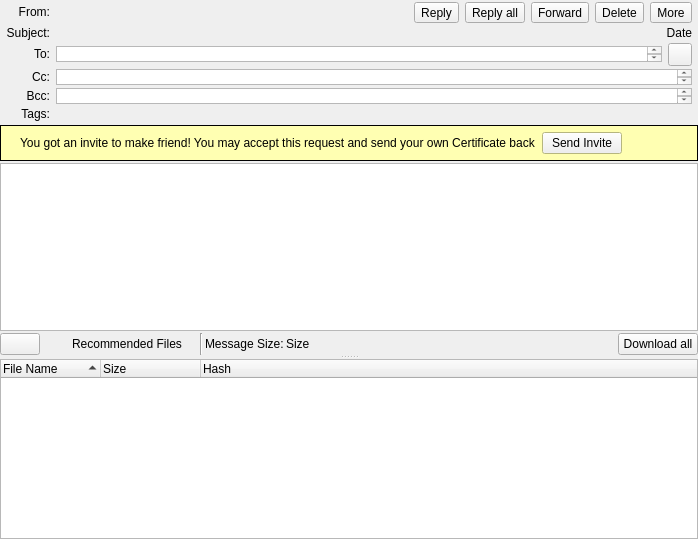
Above: retroshare-gui/src/gui/msgs/MessageWidget.ui from RetroShare/RetroShare before the change. Below: the same form after it.
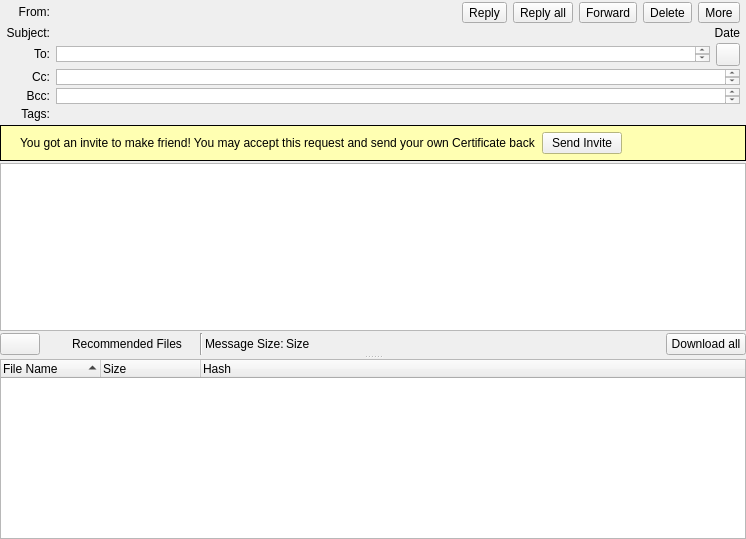
That is the form after the change. Icons and pictures are not drawn. Custom widgets are drawn as their Qt base class.

Commit message: removed default fontsize from ui files, it gets issues on macos that the fonts are tiny

Patch:
```diff
--- a/retroshare-gui/src/gui/msgs/MessageWidget.ui
+++ b/retroshare-gui/src/gui/msgs/MessageWidget.ui
@@ -6,7 +6,7 @@
    <rect>
     <x>0</x>
     <y>0</y>
-    <width>698</width>
+    <width>746</width>
     <height>539</height>
    </rect>
   </property>
@@ -319,13 +319,6 @@
               <verstretch>0</verstretch>
              </sizepolicy>
             </property>
-            <property name="font">
-             <font>
-              <pointsize>9</pointsize>
-              <weight>75</weight>
-              <bold>true</bold>
-             </font>
-            </property>
             <property name="wordWrap">
              <bool>true</bool>
             </property>
@@ -373,11 +366,6 @@
               <height>16777215</height>
              </size>
             </property>
-            <property name="font">
-             <font>
-              <pointsize>9</pointsize>
-             </font>
-            </property>
             <property name="scaledContents">
              <bool>true</bool>
             </property>
```
Left out of the diff: 32 changed lines with no effect on the pictures. The commit also changes 12 other files.
